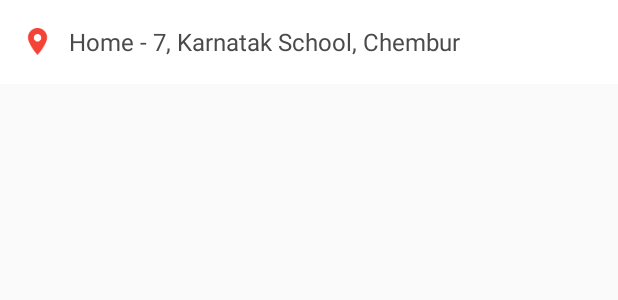
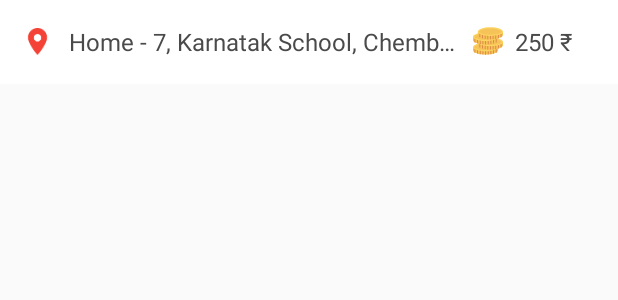
Before and after one commit to pradeep2424/Hotel, an Android app: the layout toolbar_home_location.xml on its own in the app's theme, with its tools: preview values and no code run, on a phone screen of 412 x 824 dp. Shown: the top 300 px of the screen. Run offline under Robolectric (Android 15) with nearby library versions, the phone set to English and light mode, and no system bars; Roboto replaces fonts that are not available here.

Commit message:
all project commit

```diff
--- a/app/src/main/res/layout/toolbar_home_location.xml
+++ b/app/src/main/res/layout/toolbar_home_location.xml
@@ -14,8 +14,17 @@
         android:layout_width="match_parent"
         android:layout_height="wrap_content"
         android:gravity="center_vertical"
+        android:orientation="horizontal"
+        android:weightSum="4"
         android:paddingTop="10dp"
         android:paddingBottom="10dp">
+
+        <LinearLayout
+            android:id="@+id/ll_address"
+            android:layout_width="0dp"
+            android:layout_weight="3"
+            android:layout_height="wrap_content"
+            android:gravity="center_vertical">
 
             <ImageView
                 android:layout_width="18dp"
@@ -27,11 +36,39 @@
                 android:layout_width="wrap_content"
                 android:layout_height="wrap_content"
                 android:layout_marginLeft="12dp"
+                android:ellipsize="end"
                 android:maxLines="1"
-            android:ellipsize="end"
                 android:text="Home - 7, Karnatak School, Chembur"
                 android:textColor="@color/main_text"
                 android:textSize="16sp" />
+
+        </LinearLayout>
+
+        <LinearLayout
+            android:id="@+id/ll_referralPoints"
+            android:layout_width="0dp"
+            android:layout_marginLeft="10dp"
+            android:layout_weight="1"
+            android:layout_height="wrap_content"
+            android:gravity="center_vertical">
+
+            <ImageView
+                android:layout_width="20dp"
+                android:layout_height="20dp"
+                android:src="@drawable/ic_temp_coin2" />
+
+            <com.miracle.dronam.custom.MyTextView
+                android:id="@+id/tv_referralPoints"
+                android:layout_width="wrap_content"
+                android:layout_height="wrap_content"
+                android:layout_marginLeft="8dp"
+                android:ellipsize="end"
+                android:maxLines="1"
+                android:text="250 ₹"
+                android:textColor="@color/main_text"
+                android:textSize="16sp" />
+
+        </LinearLayout>
 
     </LinearLayout>
 
```
Lines whose indentation alone changed are shown as unchanged.
